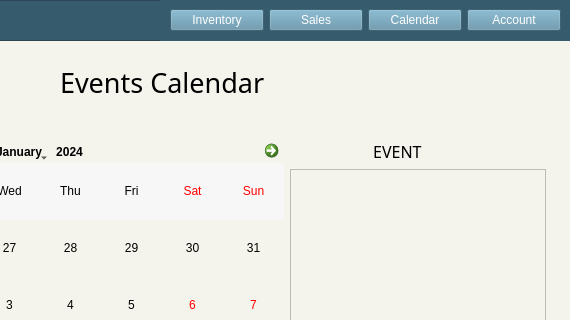
The window that calendar.ui (ongchangco/Economystique2) describes before a commit, drawn with Qt 5; both pictures show x 230 to 800 and y 0 to 320 of the 800 by 608 pixel window.
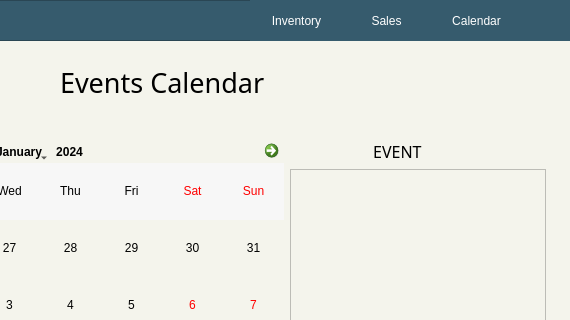
The same window after the commit. Icons and pictures are not drawn.

```diff
--- a/calendar.ui
+++ b/calendar.ui
@@ -526,74 +526,6 @@
     <property name="frameShadow">
      <enum>QFrame::Raised</enum>
     </property>
-    <widget class="QWidget" name="horizontalLayoutWidget_3">
-     <property name="geometry">
-      <rect>
-       <x>390</x>
-       <y>0</y>
-       <width>411</width>
-       <height>41</height>
-      </rect>
-     </property>
-     <layout class="QHBoxLayout" name="horizontalLayout_3">
-      <property name="spacing">
-       <number>5</number>
-      </property>
-      <property name="leftMargin">
-       <number>10</number>
-      </property>
-      <property name="rightMargin">
-       <number>10</number>
-      </property>
-      <property name="bottomMargin">
-       <number>0</number>
-      </property>
-      <item>
-       <widget class="QPushButton" name="btnInventory">
-        <property name="styleSheet">
-         <string notr="true">background: #5b8ca4;
-color: white;</string>
-        </property>
-        <property name="text">
-         <string>Inventory</string>
-        </property>
-       </widget>
-      </item>
-      <item>
-       <widget class="QPushButton" name="btnSales">
-        <property name="styleSheet">
-         <string notr="true">background: #5b8ca4;
-color: white;</string>
-        </property>
-        <property name="text">
-         <string>Sales</string>
-        </property>
-       </widget>
-      </item>
-      <item>
-       <widget class="QPushButton" name="btnCalendar">
-        <property name="styleSheet">
-         <string notr="true">background: #5b8ca4;
-color: white;</string>
-        </property>
-        <property name="text">
-         <string>Calendar</string>
-        </property>
-       </widget>
-      </item>
-      <item>
-       <widget class="QPushButton" name="btnAccount">
-        <property name="styleSheet">
-         <string notr="true">background: #5b8ca4;
-color: white;</string>
-        </property>
-        <property name="text">
-         <string>Account</string>
-        </property>
-       </widget>
-      </item>
-     </layout>
-    </widget>
     <widget class="QLabel" name="titleLabel_2">
      <property name="geometry">
       <rect>
@@ -619,6 +551,156 @@
       <set>Qt::AlignCenter</set>
      </property>
     </widget>
+    <widget class="QPushButton" name="btnSales">
+     <property name="geometry">
+      <rect>
+       <x>570</x>
+       <y>0</y>
+       <width>93</width>
+       <height>41</height>
+      </rect>
+     </property>
+     <property name="font">
+      <font>
+       <pointsize>9</pointsize>
+      </font>
+     </property>
+     <property name="cursor">
+      <cursorShape>PointingHandCursor</cursorShape>
+     </property>
+     <property name="styleSheet">
+      <string notr="true">QPushButton {
+    background-color: #365b6d;
+    color: white;
+    border-radius: 50px;
+}
+QPushButton:hover {
+    background-color: #5b8ca4;
+}
+QPushButton:pressed {
+    border-style: inset;
+    background-color: #365b6d;
+}
+</string>
+     </property>
+     <property name="text">
+      <string>Sales</string>
+     </property>
+    </widget>
+    <widget class="QPushButton" name="btnInventory">
+     <property name="geometry">
+      <rect>
+       <x>480</x>
+       <y>0</y>
+       <width>93</width>
+       <height>41</height>
+      </rect>
+     </property>
+     <property name="font">
+      <font>
+       <pointsize>9</pointsize>
+      </font>
+     </property>
+     <property name="cursor">
+      <cursorShape>PointingHandCursor</cursorShape>
+     </property>
+     <property name="styleSheet">
+      <string notr="true">QPushButton {
+    background-color: #365b6d;
+    color: white;
+    border-radius: 50px;
+}
+QPushButton:hover {
+    background-color: #5b8ca4;
+}
+QPushButton:pressed {
+    border-style: inset;
+    background-color: #365b6d;
+}
+</string>
+     </property>
+     <property name="text">
+      <string>Inventory</string>
+     </property>
+    </widget>
+    <widget class="QPushButton" name="btnCalendar">
+     <property name="geometry">
+      <rect>
+       <x>660</x>
+       <y>0</y>
+       <width>93</width>
+       <height>41</height>
+      </rect>
+     </property>
+     <property name="font">
+      <font>
+       <pointsize>9</pointsize>
+      </font>
+     </property>
+     <property name="cursor">
+      <cursorShape>PointingHandCursor</cursorShape>
+     </property>
+     <property name="styleSheet">
+      <string notr="true">QPushButton {
+    background-color: #365b6d;
+    color: white;
+    border-radius: 50px;
+}
+QPushButton:hover {
+    background-color: #5b8ca4;
+}
+QPushButton:pressed {
+    border-style: inset;
+    background-color: #365b6d;
+}
+</string>
+     </property>
+     <property name="text">
+      <string>Calendar</string>
+     </property>
+    </widget>
+    <widget class="QPushButton" name="btnAccount">
+     <property name="geometry">
+      <rect>
+       <x>750</x>
+       <y>0</y>
+       <width>51</width>
+       <height>41</height>
+      </rect>
+     </property>
+     <property name="cursor">
+      <cursorShape>PointingHandCursor</cursorShape>
+     </property>
+     <property name="styleSheet">
+      <string notr="true">QPushButton {
+    background-color: #365b6d;
+    color: white;
+    border-radius: 50px;
+}
+QPushButton:hover {
+    background-color: #5b8ca4;
+}
+QPushButton:pressed {
+    border-style: inset;
+    background-color: #365b6d;
+}
+</string>
+     </property>
+     <property name="text">
+      <string/>
+     </property>
+     <property name="icon">
+      <iconset>
+       <selectedon>img/pfBtn.png</selectedon>
+      </iconset>
+     </property>
+     <property name="iconSize">
+      <size>
+       <width>40</width>
+       <height>40</height>
+      </size>
+     </property>
+    </widget>
    </widget>
   </widget>
   <widget class="QStatusBar" name="statusbar"/>
```
